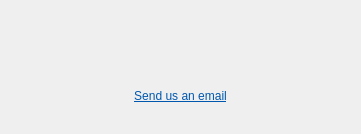
This is mapflow/static/ui/error_message.ui in Geoalert/mapflow-qgis as Qt 5 draws it before an edit. The edited form follows.
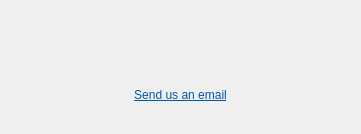
This is the edited form.

Patch:
```diff
--- a/mapflow/static/ui/error_message.ui
+++ b/mapflow/static/ui/error_message.ui
@@ -26,6 +26,9 @@
    <bool>true</bool>
   </property>
   <layout class="QGridLayout" name="gridLayout">
+   <property name="verticalSpacing">
+    <number>0</number>
+   </property>
    <item row="0" column="0">
     <widget class="QLabel" name="text">
      <property name="sizePolicy">
@@ -50,9 +53,6 @@
      <property name="text">
       <string>&lt;html&gt;&lt;head/&gt;&lt;body&gt;&lt;p&gt;&lt;a href=&quot;mailto:help@geoalert.io?subject=Plugin Error&quot;&gt;&lt;span style=&quot; text-decoration: underline; color:#0057ae;&quot;&gt;Send us an email&lt;/span&gt;&lt;/a&gt;&lt;/p&gt;&lt;/body&gt;&lt;/html&gt;</string>
      </property>
-     <property name="textFormat">
-      <enum>Qt::RichText</enum>
-     </property>
      <property name="alignment">
       <set>Qt::AlignCenter</set>
      </property>
```
Left out of the diff: 5 changed lines with no effect on the pictures.
